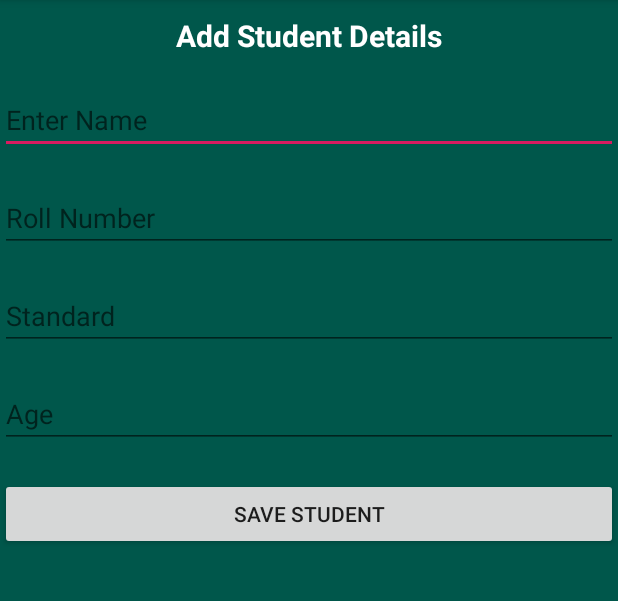
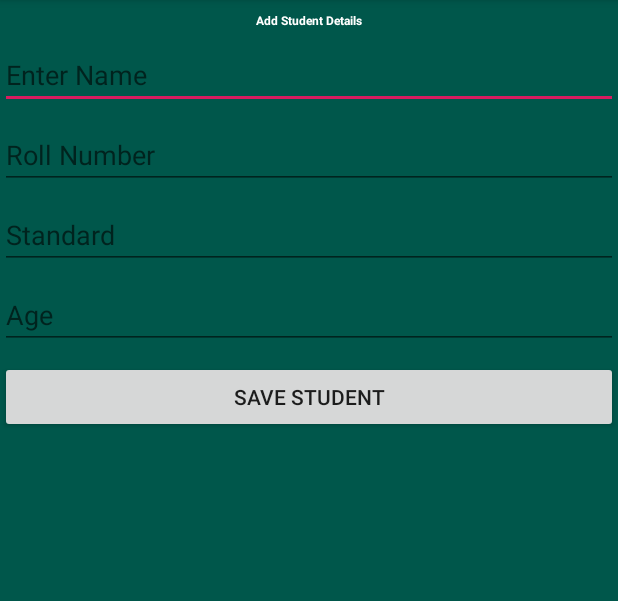
Before and after one commit to robinmalhotra/StudentManagementSystem, an Android app: the CreateStudent screen opened directly, with no data from a screen before it, on a phone screen of 412 x 824 dp, the part 84-685 px from its top. Run offline under Robolectric (Android 15) with nearby library versions, the phone set to English and light mode, and no system bars.

Commit message:
Assignment Completed

```diff
--- a/app/src/main/java/com/example/studentmanagementsystem/Student/CreateStudent.java
+++ b/app/src/main/java/com/example/studentmanagementsystem/Student/CreateStudent.java
@@ -157,6 +157,7 @@ public class CreateStudent extends AppCompatActivity {
         String getStudentRoll = rollInput.getText().toString();
         int intRoll = Integer.parseInt(getStudentRoll);
         String getStudentAge = ageInput.getText().toString();
+
         boolean rollmatch=false;
 
         //Changes the boolean rollmatch to true and true means we would check for the validation.
--- a/app/src/main/res/layout/activity_create_student.xml
+++ b/app/src/main/res/layout/activity_create_student.xml
@@ -11,22 +11,22 @@
         android:id="@+id/tvAddStudentDetails"
         android:layout_width="match_parent"
         android:layout_height="wrap_content"
-        android:layout_marginTop="10dp"
+        android:layout_marginTop="@dimen/margin10"
         android:text="@string/add_student_details"
         android:textAlignment="center"
         android:textColor="@color/cardview_light_background"
-        android:textSize="20sp"
+        android:textSize="@dimen/margin20"
         android:textStyle="bold" />
 
     <TextView
         android:id="@+id/tvStudentDetails"
         android:layout_width="match_parent"
         android:layout_height="wrap_content"
-        android:layout_marginTop="10dp"
+        android:layout_marginTop="@dimen/margin10"
         android:text="@string/details_student"
         android:textAlignment="center"
         android:textColor="@color/cardview_light_background"
-        android:textSize="20sp"
+        android:textSize="@dimen/margin20"
         android:textStyle="bold"
         android:visibility="gone" />
 
@@ -35,7 +35,7 @@
         android:layout_width="match_parent"
         android:layout_height="wrap_content"
         android:layout_below="@+id/tvAddStudentDetails"
-        android:layout_marginTop="20dp"
+        android:layout_marginTop="@dimen/margin20"
         android:ems="10"
         android:hint="@string/namehint"
         android:inputType="textCapSentences"
@@ -46,7 +46,7 @@
         android:layout_width="match_parent"
         android:layout_height="wrap_content"
         android:layout_below="@+id/etStudentNameText"
-        android:layout_marginTop="20dp"
+        android:layout_marginTop="@dimen/margin20"
         android:hint="@string/rollhint"
         android:inputType="number"
         android:textColor="@color/cardview_light_background" />
@@ -57,20 +57,19 @@
         android:layout_width="match_parent"
         android:layout_height="wrap_content"
         android:layout_below="@+id/etStudentRollNumberText"
-        android:layout_marginTop="20dp"
+        android:layout_marginTop="@dimen/margin20"
         android:ems="10"
         android:hint="@string/standardhint"
         android:inputType="number"
         android:textColor="@color/cardview_light_background"
-        tools:layout_editor_absoluteX="52dp"
-        tools:layout_editor_absoluteY="343dp" />
+       />
 
     <EditText
         android:id="@+id/etStudentAgeText"
         android:layout_width="match_parent"
         android:layout_height="wrap_content"
         android:layout_below="@+id/etStudentStandardText"
-        android:layout_marginTop="20dp"
+        android:layout_marginTop="@dimen/margin20"
         android:ems="10"
         android:hint="@string/agehint"
         android:inputType="number"
@@ -81,7 +80,7 @@
         android:layout_width="match_parent"
         android:layout_height="wrap_content"
         android:layout_below="@+id/etStudentAgeText"
-        android:layout_marginTop="20dp"
+        android:layout_marginTop="@dimen/margin20"
         android:onClick="addStudentButton"
         android:text="@string/save_student_button"
         android:visibility="visible" />
@@ -91,7 +90,7 @@
         android:layout_width="match_parent"
         android:layout_height="wrap_content"
         android:layout_below="@+id/etStudentAgeText"
-        android:layout_marginTop="20dp"
+        android:layout_marginTop="@dimen/marginbutton"
         android:onClick="updateStudentButton"
         android:text="@string/update_student_button"
         android:visibility="visible" />
--- a/app/src/main/res/values/colors.xml
+++ b/app/src/main/res/values/colors.xml
@@ -5,4 +5,5 @@
     <color name="colorAccent">#D81B60</color>
     <color name="colorHolder">#2DC2BD</color>
     <color name="colorCard">#cc99ff</color>
+    <color name="white">#fff</color>
 </resources>
```
Also changed, not shown: app/src/main/res/layout/student_container_layout.xml (+13 -13 lines).
